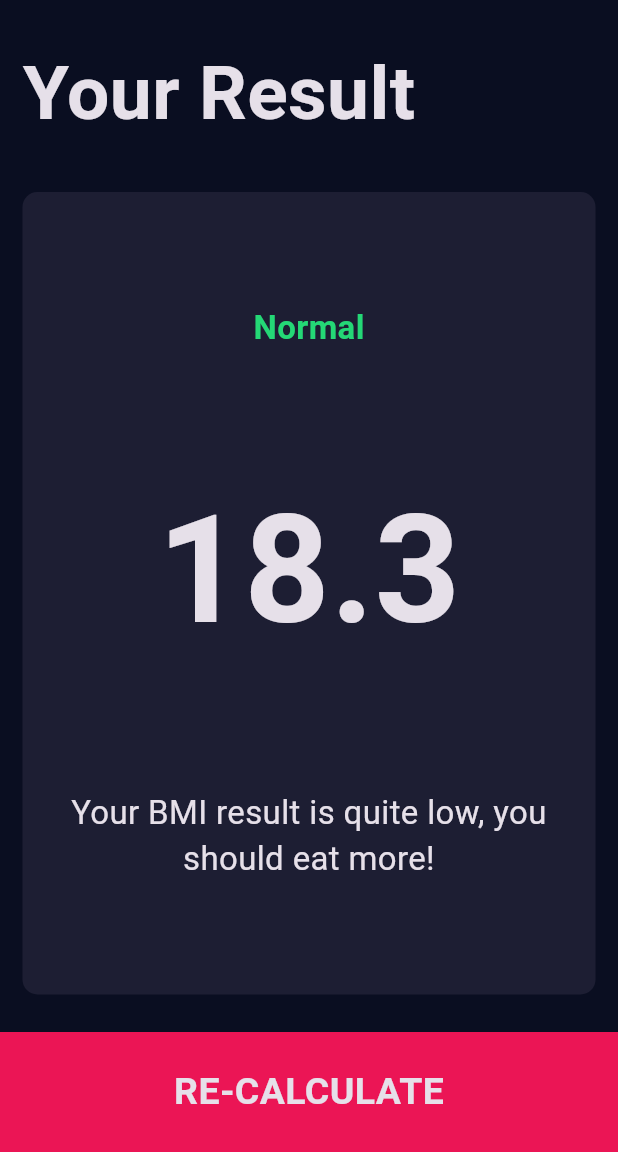
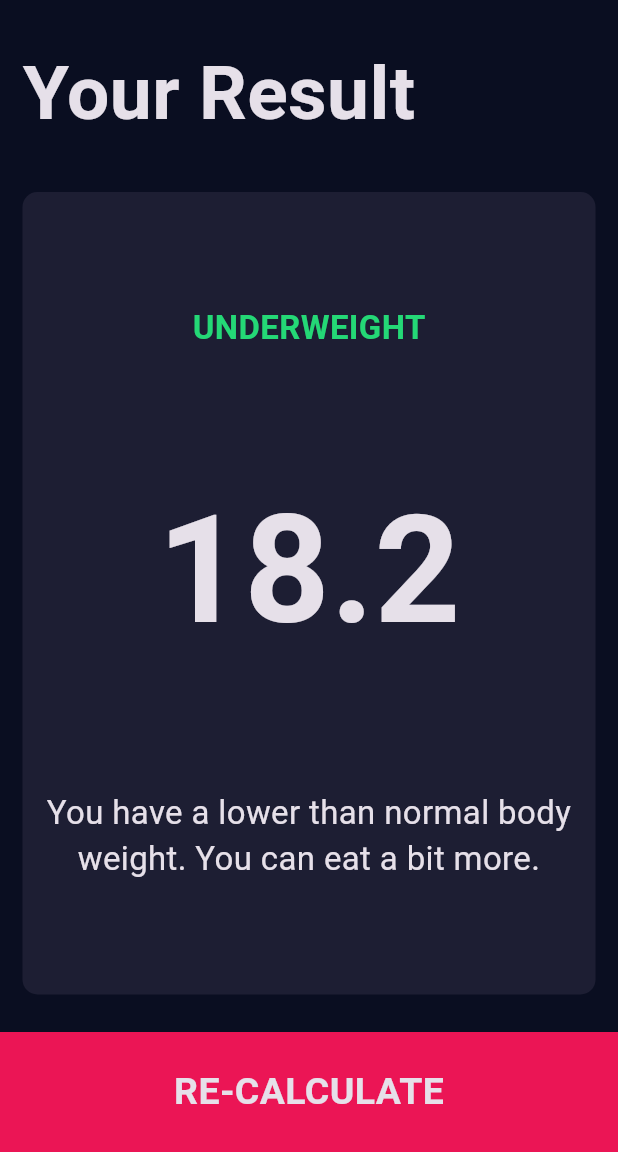
Before and after one commit to EdiBulb/bmi_calculator_flutter, a Flutter app: the screen it shows after launch, after a tap on "CALCULATE", on a phone screen of 412 x 824 dp, the part 84-1236 px from its top. Run offline on Flutter 3.47's test engine with Material 3 defaults, Android fonts, the phone set to English and light mode, and no system bars; our stand-ins replace font_awesome_flutter.

Commit message:
calculator_brain.dart added, so BMI function is working now.

```diff
--- /dev/null
+++ b/lib/calculator_brain.dart
@@ -0,0 +1,35 @@
+import 'dart:math';
+// Functionality file.
+class CalculatorBrain {
+
+  CalculatorBrain({required this.height, required this.weight});
+  final int height;
+  final int weight;
+
+  double _bmi=0; // 다른 클래스에서 접근 불가
+
+  String calculatedBMI() {
+    _bmi = weight / pow(height/100, 2);
+    return _bmi.toStringAsFixed(1); // 소수점 1자리 수
+  }
+
+  String getResult() {
+    if (_bmi >= 25) {
+      return 'Overweight';
+    } else if (_bmi > 18.5) {
+      return 'Normal';
+    } else {
+      return 'Underweight';
+    }
+  }
+
+  String getInterpretation() {
+    if (_bmi >= 25) {
+      return 'You have a higher than normal body weight. Try to exercise more';
+    } else if (_bmi > 18.5) {
+      return 'You have a normal body weight. Good job!';
+    } else {
+      return 'You have a lower than normal body weight. You can eat a bit more.';
+    }
+  }
+}
--- a/lib/screens/input_page.dart
+++ b/lib/screens/input_page.dart
@@ -7,7 +7,7 @@ import '../components/icon_content.dart';
 import '../components/reusable_card.dart';
 import '../components/buttom_button.dart';
 import '../components/round_icon_button.dart';
-
+import 'package:bmi_calculator_flutter/calculator_brain.dart';
 
 // It's better to seperate class file with main file.
 
@@ -251,9 +251,18 @@ class _InputPageState extends State<InputPage> {
           BottomButton(
             buttonTitle: 'CALCULATE',
             onTap: () {
+
+              // 계산
+              CalculatorBrain calc = CalculatorBrain(height: height, weight: weight);
+
+              // 값 넘기기
               Navigator.push(
                 context,
-                MaterialPageRoute(builder: (context) => ResultsPage()),
+                MaterialPageRoute(builder: (context) => ResultsPage(
+                  bmiResult: calc.calculatedBMI(),
+                  resultText: calc.getResult(),
+                  interpretation: calc.getInterpretation(),
+                )),
               );
             },
           ),
--- a/lib/screens/results_page.dart
+++ b/lib/screens/results_page.dart
@@ -4,10 +4,20 @@ import 'package:bmi_calculator_flutter/constants.dart';
 import 'package:flutter/material.dart';
 
 class ResultsPage extends StatelessWidget {
+  ResultsPage({
+    required this.bmiResult,
+    required this.resultText,
+    required this.interpretation,
+  });
+
+  final String bmiResult;
+  final String resultText;
+  final String interpretation;
+
   @override
   Widget build(BuildContext context) {
     return Scaffold(
-      appBar: AppBar(title: Text('BMI CALCULATOR'),centerTitle: true,),
+      appBar: AppBar(title: Text('BMI CALCULATOR'), centerTitle: true),
       body: Column(
         mainAxisAlignment: MainAxisAlignment.spaceEvenly,
         crossAxisAlignment: CrossAxisAlignment.stretch,
@@ -27,10 +37,10 @@ class ResultsPage extends StatelessWidget {
                 mainAxisAlignment: MainAxisAlignment.spaceEvenly,
                 crossAxisAlignment: CrossAxisAlignment.center,
                 children: [
-                  Text('Normal', style: kResultTextStyle),
-                  Text('18.3', style: kBMITextStyle),
+                  Text(resultText.toUpperCase(), style: kResultTextStyle),
+                  Text(bmiResult, style: kBMITextStyle),
                   Text(
-                    'Your BMI result is quite low, you should eat more!',
+                    interpretation,
                     textAlign: TextAlign.center,
                     style: kBodyTextStyle,
                   ),
```
